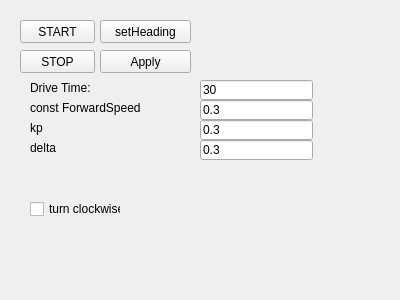
Qt form Hanse/Behaviour_XsensFollowing/xsensfollowingform.ui (iti-luebeck/HANSE2011) before a commit.
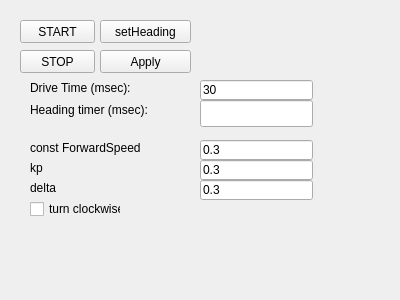
The same form after that commit.

```diff
--- a/Hanse/Behaviour_XsensFollowing/xsensfollowingform.ui
+++ b/Hanse/Behaviour_XsensFollowing/xsensfollowingform.ui
@@ -30,7 +30,7 @@
    <property name="geometry">
     <rect>
      <x>200</x>
-     <y>140</y>
+     <y>180</y>
      <width>113</width>
      <height>20</height>
     </rect>
@@ -43,7 +43,7 @@
    <property name="geometry">
     <rect>
      <x>30</x>
-     <y>140</y>
+     <y>180</y>
      <width>121</width>
      <height>16</height>
     </rect>
@@ -69,7 +69,7 @@
    <property name="geometry">
     <rect>
      <x>200</x>
-     <y>100</y>
+     <y>140</y>
      <width>113</width>
      <height>20</height>
     </rect>
@@ -108,7 +108,7 @@
    <property name="geometry">
     <rect>
      <x>30</x>
-     <y>120</y>
+     <y>160</y>
      <width>121</width>
      <height>16</height>
     </rect>
@@ -121,7 +121,7 @@
    <property name="geometry">
     <rect>
      <x>200</x>
-     <y>120</y>
+     <y>160</y>
      <width>113</width>
      <height>20</height>
     </rect>
@@ -166,14 +166,14 @@
     </rect>
    </property>
    <property name="text">
-    <string>Drive Time:</string>
+    <string>Drive Time (msec):</string>
    </property>
   </widget>
   <widget class="QLabel" name="ffSpeedLabel">
    <property name="geometry">
     <rect>
      <x>30</x>
-     <y>100</y>
+     <y>140</y>
      <width>141</width>
      <height>16</height>
     </rect>
@@ -182,6 +182,32 @@
     <string>const ForwardSpeed</string>
    </property>
   </widget>
+  <widget class="QLineEdit" name="timerInput">
+   <property name="geometry">
+    <rect>
+     <x>200</x>
+     <y>100</y>
+     <width>113</width>
+     <height>27</height>
+    </rect>
+   </property>
+   <property name="text">
+    <string/>
+   </property>
+  </widget>
+  <widget class="QLabel" name="label">
+   <property name="geometry">
+    <rect>
+     <x>30</x>
+     <y>100</y>
+     <width>161</width>
+     <height>20</height>
+    </rect>
+   </property>
+   <property name="text">
+    <string>Heading timer (msec):</string>
+   </property>
+  </widget>
  </widget>
  <resources/>
  <connections/>
```
